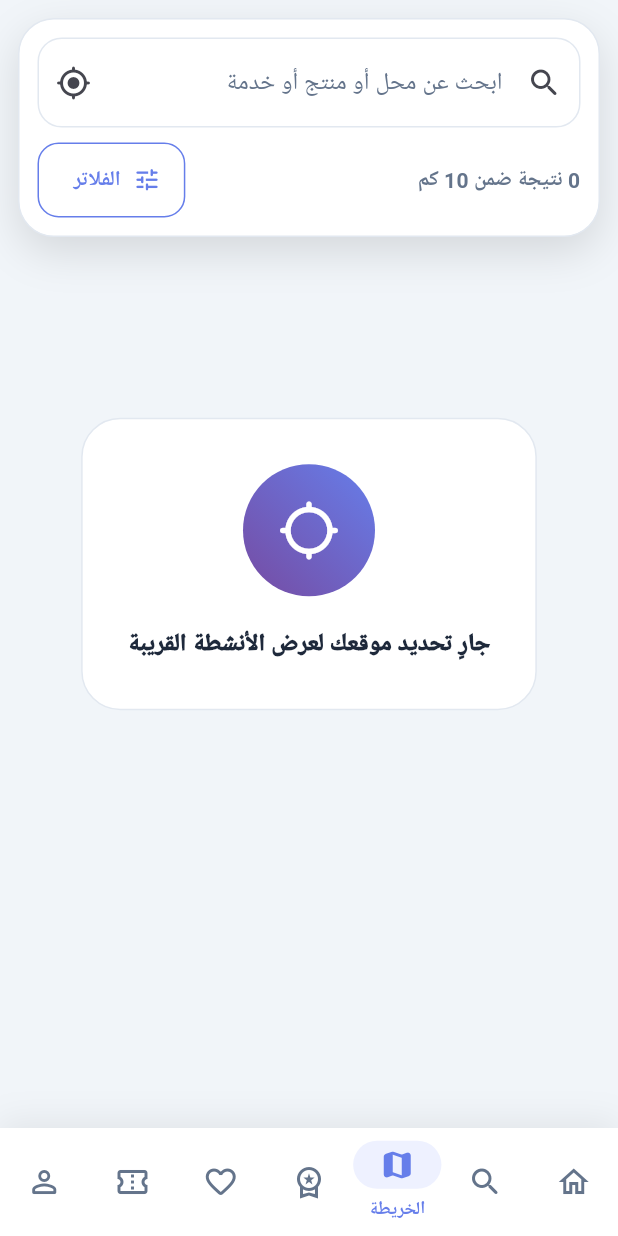
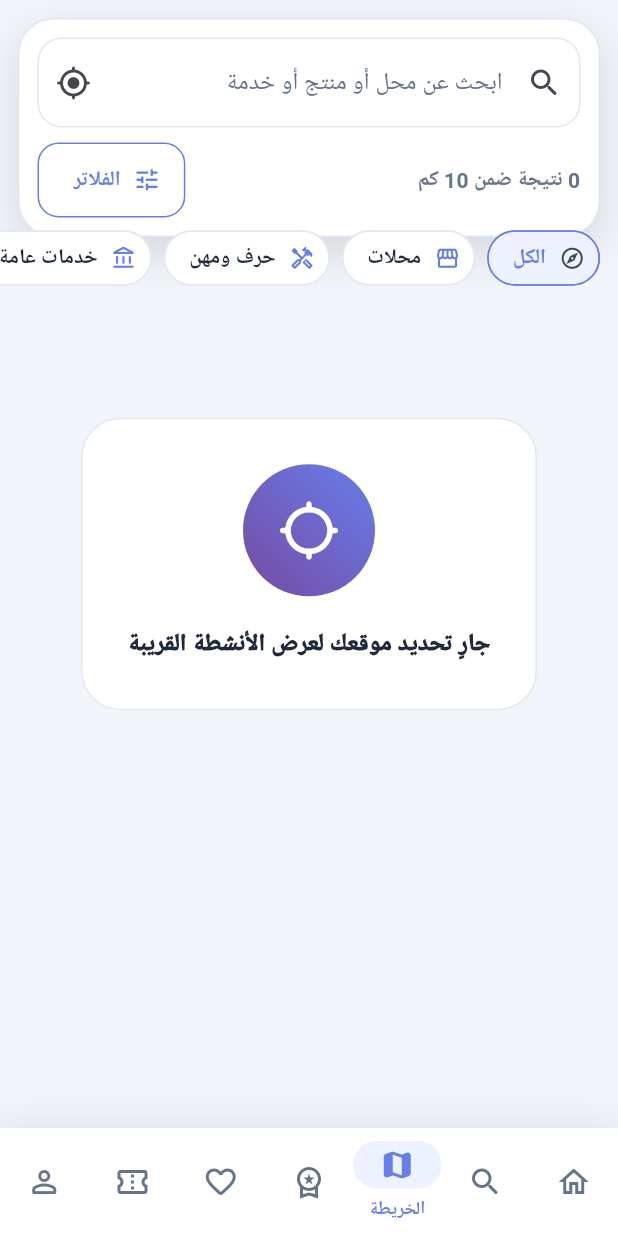
Before and after one commit to sendoo-m/daliil-ay-khidma-v3.01, a Flutter app: the screen it shows after launch, item 3 of the bottom bar chosen, on a phone screen of 412 x 824 dp. Run offline on Flutter 3.47's test engine with Material 3 defaults, Android fonts, the phone set to English and light mode, and no system bars; our stand-ins replace app_links, dio, firebase_core, firebase_messaging, flutter_riverpod, flutter_secure_storage and 3 more; missing offline and left inert: file_saver, file_selector, maplibre_gl; accounts and stored records are empty; generated files the repository leaves out were written again; network calls fail; Roboto replaces fonts that are missing (Cairo).

Commit message:
feat(map): add quick type and category filters

```diff
--- a/mobile/apps/user/lib/features/location/presentation/map_discovery_page.dart
+++ b/mobile/apps/user/lib/features/location/presentation/map_discovery_page.dart
@@ -39,13 +39,18 @@ class _MapDiscoveryPageState extends ConsumerState<MapDiscoveryPage> {
   double _radius = 10;
   double? _minimumRating;
   bool _featuredOnly = false;
+  int? _categoryId;
+  String? _businessType;
   String? _message;
   int _requestRevision = 0;
 
   bool get _isArabic => Localizations.localeOf(context).languageCode == 'ar';
   String _tr(String ar, String en) => _isArabic ? ar : en;
   int get _filterCount =>
-      (_minimumRating == null ? 0 : 1) + (_featuredOnly ? 1 : 0);
+      (_minimumRating == null ? 0 : 1) +
+      (_featuredOnly ? 1 : 0) +
+      (_categoryId == null ? 0 : 1) +
+      (_businessType == null ? 0 : 1);
 
   @override
   void initState() {
@@ -85,6 +90,21 @@ class _MapDiscoveryPageState extends ConsumerState<MapDiscoveryPage> {
                   onFilters: _showFilters,
                 ),
               ),
+              Positioned(
+                top: 148,
+                left: 0,
+                right: 0,
+                child: _MapQuickFilters(
+                  isArabic: _isArabic,
+                  businessType: _businessType,
+                  categoryId: _categoryId,
+                  categories:
+                      ref.watch(homeProvider).valueOrNull?.categories ?? const [],
+                  onBusinessTypeChanged: _setBusinessType,
+                  onCategoryChanged: _setCategory,
+                  onClear: _clearQuickFilters,
+                ),
+              ),
               if (_loading)
                 const Positioned(
                   top: 0,
@@ -94,7 +114,7 @@ class _MapDiscoveryPageState extends ConsumerState<MapDiscoveryPage> {
                 ),
               if (_pendingAreaCenter != null)
                 Positioned(
-                  top: 154,
+                  top: 204,
                   left: 0,
                   right: 0,
                   child: Center(
@@ -109,7 +129,7 @@ class _MapDiscoveryPageState extends ConsumerState<MapDiscoveryPage> {
                 ),
               if (_message != null)
                 Positioned(
-                  top: _pendingAreaCenter == null ? 154 : 208,
+                  top: _pendingAreaCenter == null ? 204 : 258,
                   left: 16,
                   right: 16,
                   child: _MessageCard(message: _message!),
@@ -266,6 +286,25 @@ class _MapDiscoveryPageState extends ConsumerState<MapDiscoveryPage> {
     await _fetchNearby(coordinates);
   }
 
+  Future<void> _setBusinessType(String? value) async {
+    setState(() => _businessType = value);
+    await _searchNow();
+  }
+
+  Future<void> _setCategory(int? value) async {
+    setState(() => _categoryId = value);
+    await _searchNow();
+  }
+
+  Future<void> _clearQuickFilters() async {
+    if (_businessType == null && _categoryId == null) return;
+    setState(() {
+      _businessType = null;
+      _categoryId = null;
+    });
+    await _searchNow();
+  }
+
   Future<void> _searchThisArea() async {
     final center = _pendingAreaCenter;
     if (center == null) return;
@@ -316,6 +355,8 @@ class _MapDiscoveryPageState extends ConsumerState<MapDiscoveryPage> {
             longitude: coordinates.longitude,
             radiusKm: _radius,
             query: _searchController.text,
+            categoryId: _categoryId,
+            businessType: _businessType,
             minRating: _minimumRating,
             featuredOnly: _featuredOnly,
             cancelToken: cancelToken,
@@ -576,6 +617,117 @@ class _MapDiscoveryPageState extends ConsumerState<MapDiscoveryPage> {
       };
 }
 
+class _MapQuickFilters extends StatelessWidget {
+  const _MapQuickFilters({
+    required this.isArabic,
+    required this.businessType,
+    required this.categoryId,
+    required this.categories,
+    required this.onBusinessTypeChanged,
+    required this.onCategoryChanged,
+    required this.onClear,
+  });
+
+  final bool isArabic;
+  final String? businessType;
+  final int? categoryId;
+  final List<Map<String, dynamic>> categories;
+  final ValueChanged<String?> onBusinessTypeChanged;
+  final ValueChanged<int?> onCategoryChanged;
+  final VoidCallback onClear;
+
+  String _categoryName(Map<String, dynamic> category) {
+    final ar = category['name_ar']?.toString() ?? '';
+    final en = category['name_en']?.toString() ?? '';
+    return isArabic ? (ar.isNotEmpty ? ar : en) : (en.isNotEmpty ? en : ar);
+  }
+
+  @override
+  Widget build(BuildContext context) => SizedBox(
+        height: 48,
+        child: ListView(
+          padding: const EdgeInsets.symmetric(horizontal: 12),
+          scrollDirection: Axis.horizontal,
+          children: [
+            _QuickFilterChip(
+              label: isArabic ? 'الكل' : 'All',
+              icon: Icons.explore_outlined,
+              selected: businessType == null && categoryId == null,
+              onSelected: onClear,
+            ),
+            _QuickFilterChip(
+              label: isArabic ? 'محلات' : 'Shops',
+              icon: Icons.storefront_outlined,
+              selected: businessType == 'shop',
+              onSelected: () =>
+                  onBusinessTypeChanged(businessType == 'shop' ? null : 'shop'),
+            ),
+            _QuickFilterChip(
+              label: isArabic ? 'حرف ومهن' : 'Crafts',
+              icon: Icons.handyman_outlined,
+              selected: businessType == 'craft',
+              onSelected: () => onBusinessTypeChanged(
+                businessType == 'craft' ? null : 'craft',
+              ),
+            ),
+            _QuickFilterChip(
+              label: isArabic ? 'خدمات عامة' : 'Public',
+              icon: Icons.account_balance_outlined,
+              selected: businessType == 'public',
+              onSelected: () => onBusinessTypeChanged(
+                businessType == 'public' ? null : 'public',
+              ),
+            ),
+            ...categories.take(8).map((category) {
+              final id = int.tryParse(category['id']?.toString() ?? '');
+              if (id == null) return const SizedBox.shrink();
+              return _QuickFilterChip(
+                label: _categoryName(category),
+                icon: Icons.category_outlined,
+                selected: categoryId == id,
+                onSelected: () => onCategoryChanged(categoryId == id ? null : id),
+              );
+            }),
+          ],
+        ),
+      );
+}
+
+class _QuickFilterChip extends StatelessWidget {
+  const _QuickFilterChip({
+    required this.label,
+    required this.icon,
+    required this.selected,
+    required this.onSelected,
+  });
+
+  final String label;
+  final IconData icon;
+  final bool selected;
+  final VoidCallback onSelected;
+
+  @override
+  Widget build(BuildContext context) => Padding(
+        padding: const EdgeInsetsDirectional.only(end: 8),
+        child: FilterChip(
+          selected: selected,
+          showCheckmark: false,
+          avatar: Icon(icon, size: 17),
+          label: Text(label),
+          onSelected: (_) => onSelected(),
+          backgroundColor: AppColors.surface,
+          selectedColor: AppColors.primarySoft,
+          side: BorderSide(
+            color: selected ? AppColors.primary : AppColors.border,
+          ),
+          labelStyle: TextStyle(
+            color: selected ? AppColors.primary : null,
+            fontWeight: FontWeight.w800,
+          ),
+        ),
+      );
+}
+
 class _MapToolbar extends StatelessWidget {
   const _MapToolbar({
     required this.controller,
```
